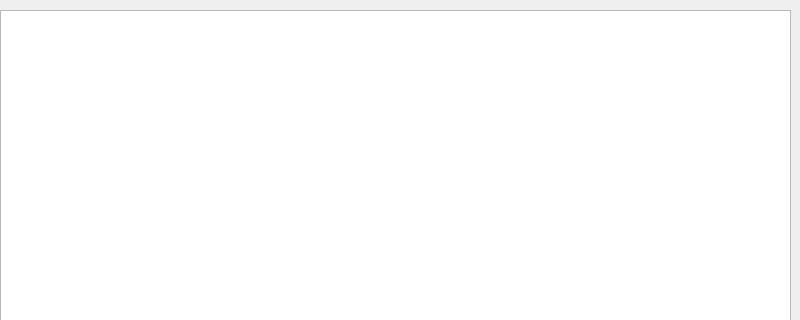
First picture: the form in orderlistwindow.ui, repository Yagiar/OrderManagementSystem, before the edit; both pictures show x 0 to 800 and y 0 to 320 of the 800 by 600 pixel window.
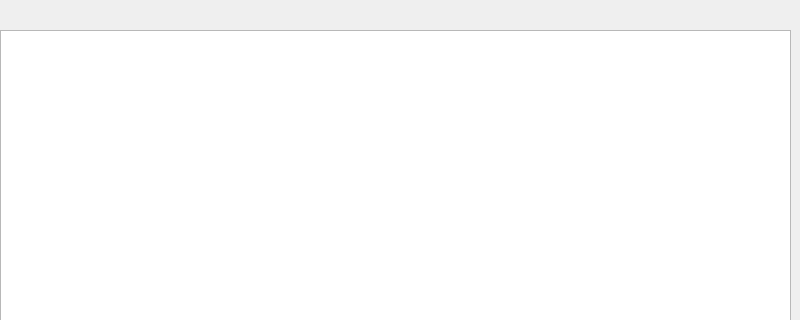
Second picture: the form after the edit.

Patch:
```diff
--- a/orderlistwindow.ui
+++ b/orderlistwindow.ui
@@ -18,9 +18,9 @@
     <property name="geometry">
      <rect>
       <x>0</x>
-      <y>10</y>
+      <y>30</y>
       <width>791</width>
-      <height>541</height>
+      <height>521</height>
      </rect>
     </property>
    </widget>
```
Left out of the diff: 10 changed lines with no effect on the pictures.
